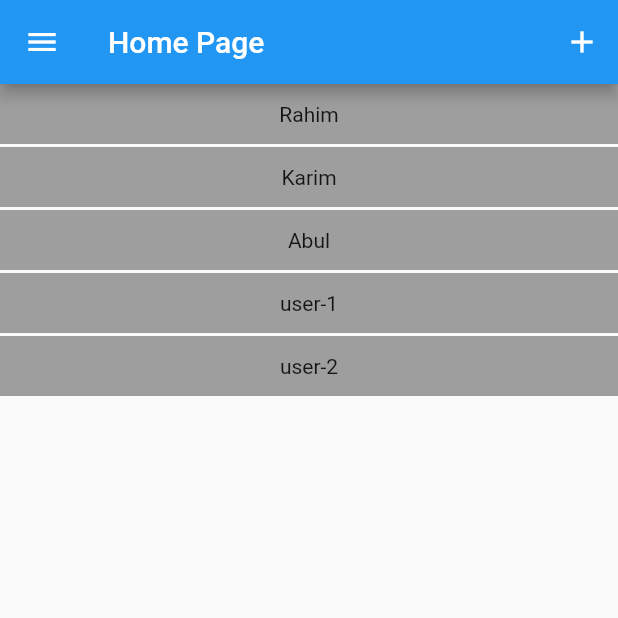
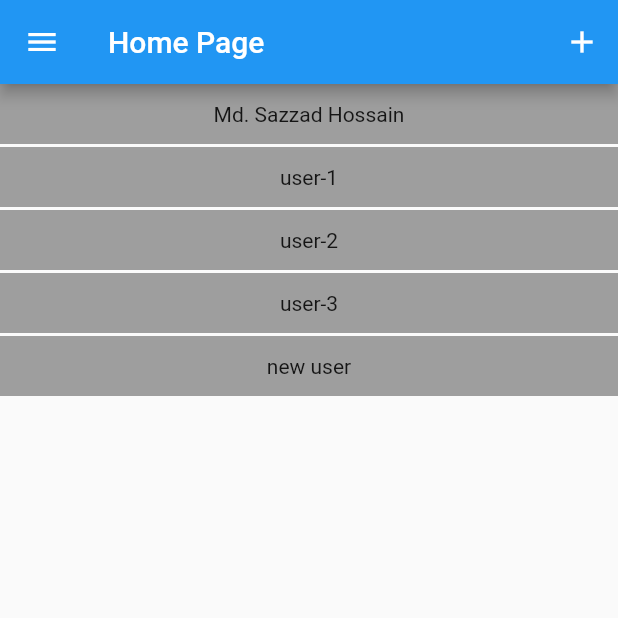
Before and after one commit to bdmamuncse/lecture09, a Flutter app: the screen it shows after launch, after a tap on the "add" icon, on a phone screen of 412 x 824 dp, the top half of it. Run offline on Flutter 3.47's test engine with Material 2 defaults, Android fonts, the phone set to English and light mode, and no system bars.

Commit message:
lect 9 upto list add using class listing

```diff
--- /dev/null
+++ b/lib/class/my_user_data.dart
@@ -0,0 +1,12 @@
+class MyUserData{
+  String username;
+  String userphone;
+  String useremail;
+
+  MyUserData({
+    required this.username,
+    required this.userphone,
+    required this.useremail
+});
+
+}
--- a/lib/main.dart
+++ b/lib/main.dart
@@ -11,6 +11,7 @@ class MyApp extends StatelessWidget{
   @override
   Widget build(BuildContext context) {
     return MaterialApp(
+      debugShowCheckedModeBanner: false,
       title: 'lecture 09 demo',
       theme: ThemeData(
         primarySwatch: Colors.blue,
--- a/lib/screens/home_screen.dart
+++ b/lib/screens/home_screen.dart
@@ -1,6 +1,7 @@
 
 import 'package:flutter/cupertino.dart';
 import 'package:flutter/material.dart';
+import 'package:lecture_09_1_fresh_start/class/my_user_data.dart';
 
 class HomeScreen extends StatefulWidget {
   const HomeScreen({Key? key}) : super(key: key);
@@ -11,7 +12,12 @@ class HomeScreen extends StatefulWidget {
 
 class _HomeScreenState extends State<HomeScreen> {
 
-  List<String> userName=['Rahim','Karim','Abul','user-1','user-2'];
+  List<MyUserData> userName=[
+    MyUserData(username: 'Md. Sazzad Hossain', userphone: '01712045195', useremail: 'bdmamuncse@gmail.com'),
+    MyUserData(username: 'user-1',userphone: '01712045195',useremail: 'bdmamuncse@gmail.com'),
+    MyUserData(username: 'user-2',userphone: '01712045195',useremail: 'bdmamuncse@gmail.com'),
+    MyUserData(username: 'user-3',userphone: '01712045195',useremail: 'bdmamuncse@gmail.com')
+  ];
 
 
   @override
@@ -22,11 +28,16 @@ class _HomeScreenState extends State<HomeScreen> {
         actions: [
           IconButton(
             onPressed: (){
-              print('Before add data${userName.length}');
-              userName.add('New Name');
-              print('Before add data${userName.length}');
 
-            }, icon: const Icon(Icons.add),),
+              setState(() {
+
+                print('Before add data${userName.length}');
+                userName.add(MyUserData(username:'new user', userphone: '797989808', useremail: 'mamun@gmail.com'));
+                print('After add data${userName.length}');
+
+              });
+
+            }, icon: const Icon(Icons.add)),
         ],
       ),
       drawer: const Drawer(),
@@ -35,12 +46,20 @@ class _HomeScreenState extends State<HomeScreen> {
         child: ListView.builder(
             itemCount: userName.length,
             itemBuilder: (context, index) {
-              return Container(
-                margin: EdgeInsets.only(bottom: 2),
-                height: 40,
-                width: double.infinity,
-                color: Colors.grey,
-                child: Center(child: Text(userName[index])),
+              return InkWell(
+                onTap: () {
+                  setState(() {
+                    userName.removeAt(index);
+                  });
+                  // print('${userName[index]}Positional Clicked');
+                },
+                child: Container(
+                  margin: EdgeInsets.only(bottom: 2),
+                  height: 40,
+                  width: double.infinity,
+                  color: Colors.grey,
+                  child: Center(child: Text(userName[index].username )),
+                ),
               );
             } ,
         ),
```
